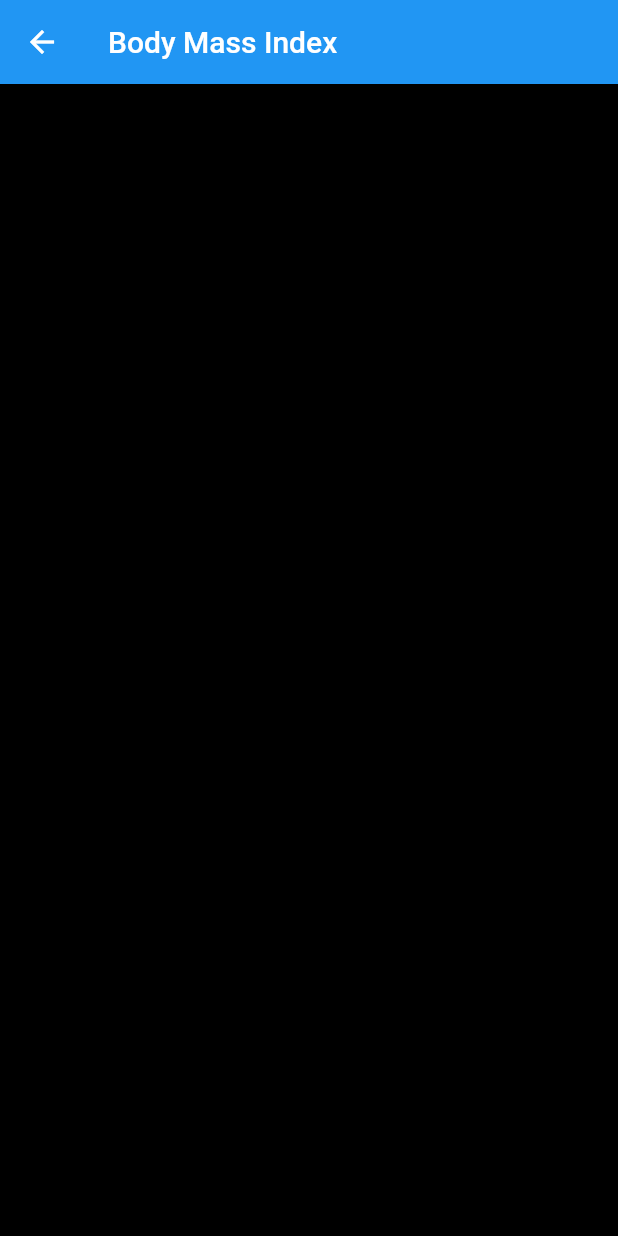
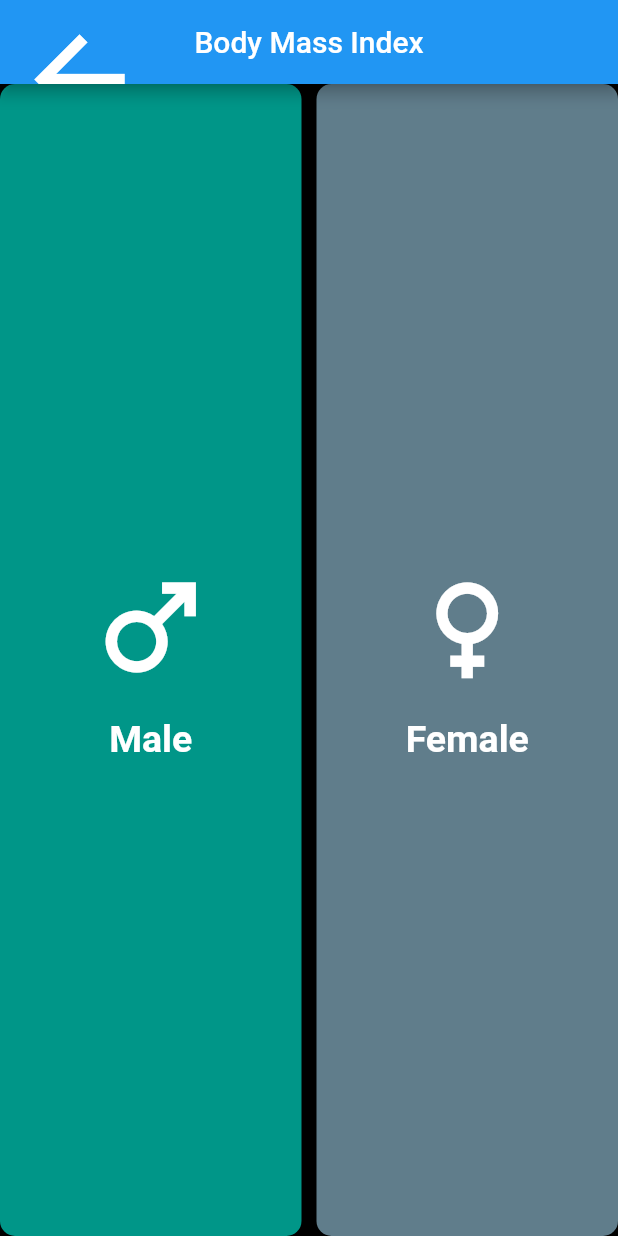
Before and after one commit to RouaBoussetta/EMS_BMI, a Flutter app: the MyHomePage screen opened directly, on a phone screen of 412 x 824 dp. Run offline on Flutter 3.47's test engine with Material 2 defaults, Android fonts, the phone set to English and light mode, and no system bars.

Commit message:
creating gender boxDecorator

```diff
--- a/lib/home.dart
+++ b/lib/home.dart
@@ -1,37 +1,64 @@
-
 import 'package:flutter/material.dart';
 
 class MyHomePage extends StatefulWidget {
   const MyHomePage({Key? key}) : super(key: key);
-
-
 
   @override
   State<MyHomePage> createState() => _MyHomePageState();
 }
 
 class _MyHomePageState extends State<MyHomePage> {
-
+  bool isMale = true;
+  double heightVal = 170;
+  int weight = 55;
+  int age = 18;
 
   @override
   Widget build(BuildContext context) {
-
     return Scaffold(
       appBar: AppBar(
-        title:const Text("Body Mass Index"),
+        title: const Text("Body Mass Index"),
+        centerTitle: true,
       ),
       body: Center(
-        child: Column(
-          mainAxisAlignment: MainAxisAlignment.center,
-          children: const <Widget>[
-            Text(
-              'You have pushed the button this many times:',
+        child: Row(
+          children: [
+            m1Expanded(context,'male'),
+            const SizedBox(
+              width: 10,
             ),
-
+            m1Expanded(context,'female'),
           ],
         ),
       ),
+    );
+  }
 
+  Expanded m1Expanded(BuildContext context , String type) {
+    return Expanded(
+      child: GestureDetector(
+        onTap: () {
+          setState(() {
+            isMale = type=='male'? true : false;
+          });
+        },
+        child: Container(
+          decoration: BoxDecoration(
+              color: (isMale && type=='male')||(!isMale && type=='female') ? Colors.teal : Colors.blueGrey,
+              borderRadius: BorderRadius.circular(10)),
+          child: Column(
+            mainAxisAlignment: MainAxisAlignment.center,
+            children: [
+              Icon(type=='male'? Icons.male : Icons.female),
+              const SizedBox(height: 15),
+              Text(
+                type=='male'? "Male" : "Female",
+                style: Theme.of(context).textTheme.headline2,
+              )
+            ],
+          ),
+        ),
+      ),
     );
   }
 }
--- a/lib/main.dart
+++ b/lib/main.dart
@@ -1,6 +1,6 @@
 import 'package:flutter/material.dart';
 import 'home.dart';
-import 'result.dart';
+
 void main() => runApp(const MyApp());
 
 class MyApp extends StatelessWidget {
@@ -15,6 +15,7 @@ class MyApp extends StatelessWidget {
       theme: ThemeData(
         primarySwatch: Colors.blue,
         canvasColor: Colors.black,
+        iconTheme: const IconThemeData(color: Colors.white,size: 90),
               textTheme: const TextTheme(
 headline2:  TextStyle(
                 fontSize: 25,
@@ -25,10 +26,7 @@ headline2:  TextStyle(
               ),
 
 
-      home:   const Result(
-        age: 22,
-       isMale: true,
-        result: 50),
+      home:   const MyHomePage()
     );
   }
 }
--- a/lib/result.dart
+++ b/lib/result.dart
@@ -29,6 +29,7 @@ class Result extends StatelessWidget {
     return Scaffold(
       appBar: AppBar(
         title: const Text("Result"),
+        centerTitle: true,
       ),
       body: SafeArea(
           child: Center(
```
